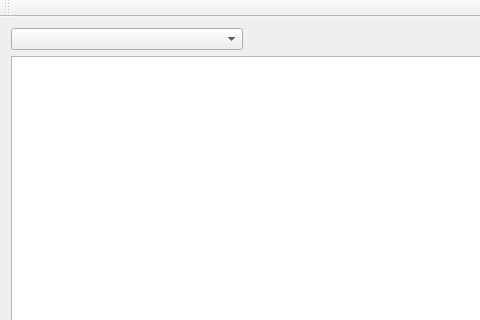
Qt form FuriousMinions/mainwindow.ui (TinaSeifpoor/repo) before a commit; both pictures show x 0 to 480 and y 0 to 320 of the 731 by 510 pixel window.
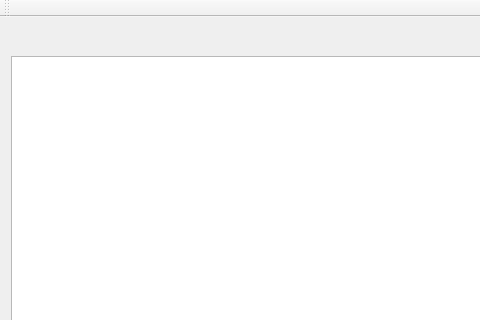
The same form after that commit. Custom widgets are drawn as their Qt base class.

Commit message: Initial Minion Release

```diff
--- a/FuriousMinions/mainwindow.ui
+++ b/FuriousMinions/mainwindow.ui
@@ -15,9 +15,6 @@
   </property>
   <widget class="QWidget" name="centralWidget">
    <layout class="QGridLayout" name="gridLayout">
-    <item row="0" column="0">
-     <widget class="QComboBox" name="cbAvailableMinions"/>
-    </item>
     <item row="1" column="0" colspan="3">
      <widget class="QListWidget" name="listWidget"/>
     </item>
@@ -31,6 +28,9 @@
     <item row="0" column="1">
      <widget class="QuestHub" name="widget" native="true"/>
     </item>
+    <item row="0" column="0">
+     <widget class="MinionHub" name="widget_2" native="true"/>
+    </item>
    </layout>
   </widget>
   <widget class="QMenuBar" name="menuBar">
@@ -61,6 +61,12 @@
    <header>questhub.h</header>
    <container>1</container>
   </customwidget>
+  <customwidget>
+   <class>MinionHub</class>
+   <extends>QWidget</extends>
+   <header>minionhub.h</header>
+   <container>1</container>
+  </customwidget>
  </customwidgets>
  <resources/>
  <connections/>
```
Left out of the diff: 2 changed lines with no effect on the pictures. The commit also changes 8 other files.
